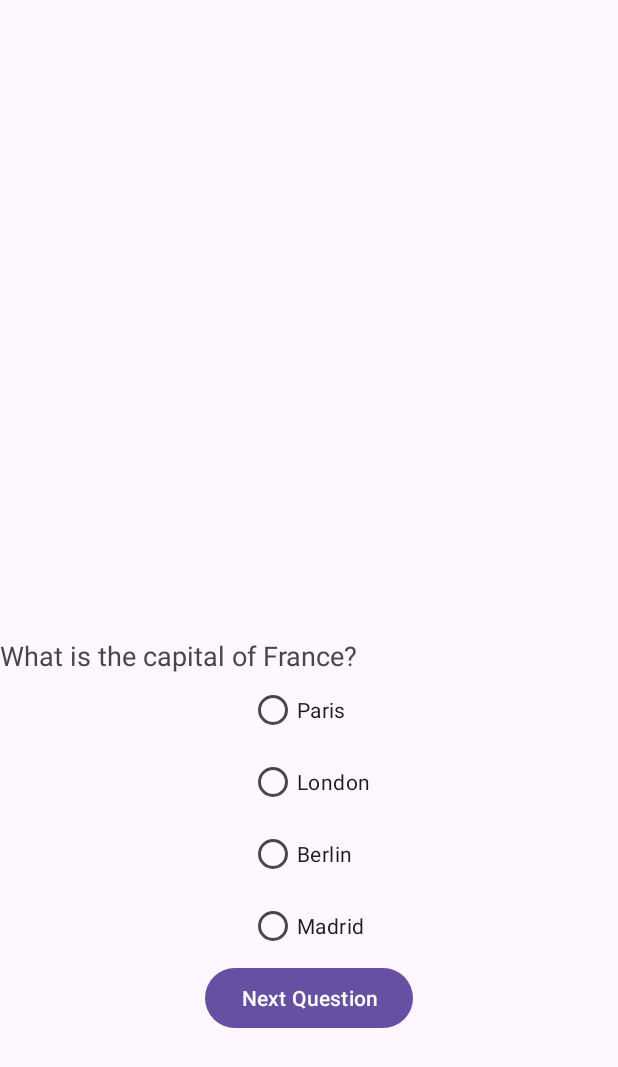
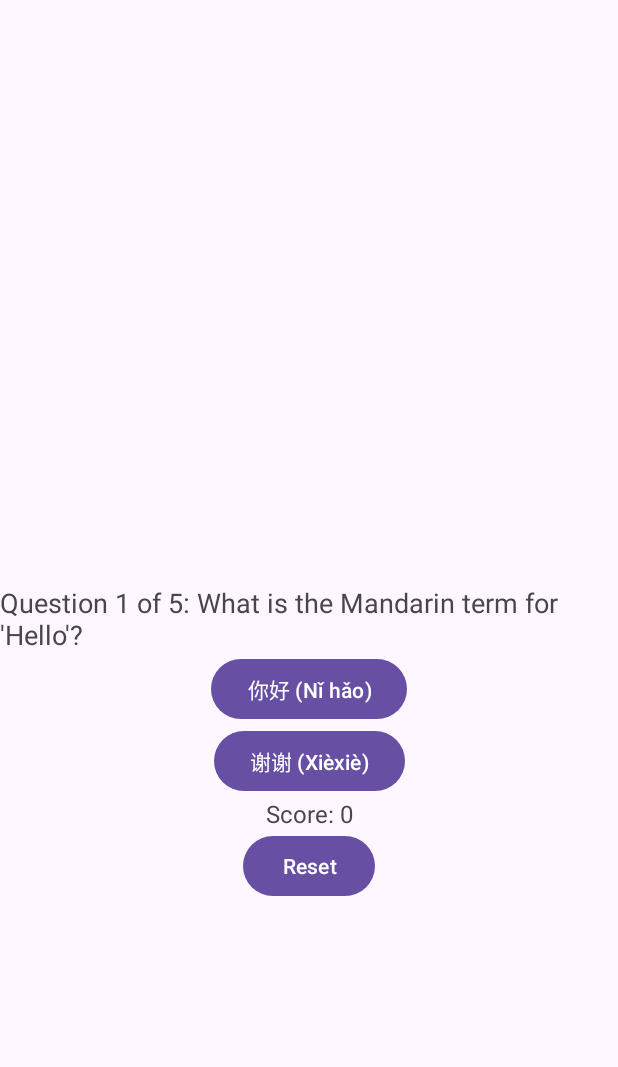
Before and after one commit to feutechdevnet/LanguageLearner, an Android app: the QuizMandarin screen opened directly, with no data from a screen before it, on a phone screen of 412 x 824 dp. Shown: the top 1067 px of the screen. Run offline under Robolectric (Android 15) with nearby library versions, the phone set to English and light mode, and no system bars.

Commit message:
quiz done

```diff
--- a/app/build.gradle.kts
+++ b/app/build.gradle.kts
@@ -1,6 +1,7 @@
 plugins {
     alias(libs.plugins.android.application)
     alias(libs.plugins.kotlin.android)
+    alias(libs.plugins.google.gms.google.services)
 }
 
 android {
@@ -42,6 +43,7 @@ dependencies {
     implementation(libs.material)
     implementation(libs.androidx.activity)
     implementation(libs.androidx.constraintlayout)
+    implementation(libs.firebase.database)
     testImplementation(libs.junit)
     androidTestImplementation(libs.androidx.junit)
     androidTestImplementation(libs.androidx.espresso.core)
--- a/app/src/main/java/com/example/languagelearner/QuizMandarin.kt
+++ b/app/src/main/java/com/example/languagelearner/QuizMandarin.kt
@@ -4,101 +4,105 @@ import android.os.Bundle
 import androidx.activity.enableEdgeToEdge
 import androidx.appcompat.app.AppCompatActivity
 import android.widget.Button
-import android.widget.RadioButton
-import android.widget.RadioGroup
-import android.widget.Toast
 import android.widget.TextView
-
+import android.view.View
 
 
 
 class QuizMandarin : AppCompatActivity() {
 
-    // Declare question list
+    private var score = 0
+    private var currentQuestionIndex = 0
     private val questions = listOf(
-        Question("What is the capital of France?", "Paris", "London", "Berlin", "Madrid", "Paris"),
-        Question("Which planet is known as the Red Planet?", "Earth", "Mars", "Jupiter", "Saturn", "Mars"),
-        Question("Who wrote 'Romeo and Juliet'?", "Shakespeare", "Dickens", "Hemingway", "Twain", "Shakespeare"),
-        Question("What is the largest ocean on Earth?", "Atlantic", "Pacific", "Indian", "Arctic", "Pacific"),
-        Question("Who painted the Mona Lisa?", "Van Gogh", "Da Vinci", "Picasso", "Rembrandt", "Da Vinci"),
-        Question("What is the tallest mountain in the world?", "K2", "Everest", "Kangchenjunga", "Makalu", "Everest"),
-        Question("What is the capital of Japan?", "Beijing", "Seoul", "Tokyo", "Bangkok", "Tokyo"),
-        Question("What is the smallest continent?", "Asia", "Africa", "Australia", "Antarctica", "Australia"),
-        Question("Which element has the chemical symbol O?", "Oxygen", "Hydrogen", "Carbon", "Nitrogen", "Oxygen"),
-        Question("Who developed the theory of relativity?", "Newton", "Einstein", "Bohr", "Curie", "Einstein")
+        Question("What is the Mandarin term for 'Hello'?", "你好 (Nǐ hǎo)", "谢谢 (Xièxiè)", "你好 (Nǐ hǎo)"),
+        Question("What is the Mandarin term for 'Thank you'?", "你好 (Nǐ hǎo)", "谢谢 (Xièxiè)", "谢谢 (Xièxiè)"),
+        Question("What is the Mandarin term for 'Good morning'?", "早上好 (Zǎoshang hǎo)", "再见 (Zàijiàn)", "早上好 (Zǎoshang hǎo)"),
+        Question("What is the Mandarin term for 'Goodbye'?", "早上好 (Zǎoshang hǎo)", "再见 (Zàijiàn)", "再见 (Zàijiàn)"),
+        Question("What is the Mandarin term for 'Yes'?", "是的 (Shì de)", "不是 (Bù shì)", "是的 (Shì de)")
     )
-    private var currentQuestionIndex = 0
-    private var score = 0
+
+    private lateinit var scoreTextView: TextView
+    private lateinit var questionTextView: TextView
+    private lateinit var answerButton1: Button
+    private lateinit var answerButton2: Button
+    private lateinit var resetButton: Button
 
     override fun onCreate(savedInstanceState: Bundle?) {
         super.onCreate(savedInstanceState)
         enableEdgeToEdge()
         setContentView(R.layout.activity_quiz_mandarin)
 
-            // Get references to views
-            val questionText = findViewById<TextView>(R.id.question_text)
-            val choicesGroup = findViewById<RadioGroup>(R.id.choices_group)
-            val submitButton = findViewById<Button>(R.id.submit_button)
+        // Initialize views
+        scoreTextView = findViewById(R.id.scoreTextView)
+        questionTextView = findViewById(R.id.questionTextView)
+        answerButton1 = findViewById(R.id.answerButton1)
+        answerButton2 = findViewById(R.id.answerButton2)
+        resetButton = findViewById(R.id.resetButton)
 
-            // Function to load the current question
-            fun loadQuestion() {
+        // Set up buttons' onClickListeners
+        answerButton1.setOnClickListener { checkAnswer(answerButton1.text.toString()) }
+        answerButton2.setOnClickListener { checkAnswer(answerButton2.text.toString()) }
+        resetButton.setOnClickListener { resetQuiz() }
+
+
+        // Initialize the quiz question
+        loadQuestion()
+    }
+
+    private fun loadQuestion() {
         val currentQuestion = questions[currentQuestionIndex]
-                questionText.text = currentQuestion.question
+        questionTextView.text = currentQuestion.question
+        answerButton1.text = currentQuestion.answer1
+        answerButton2.text = currentQuestion.answer2
+        questionTextView.text = "Question ${currentQuestionIndex + 1} of 5: ${currentQuestion.question}"
 
-                // Loop through choices and assign to RadioButtons
-                choicesGroup.children.forEachIndexed { index, view ->
-                    (view as RadioButton).text = when (index) {
-                        0 -> currentQuestion.choice1
-                        1 -> currentQuestion.choice2
-                        2 -> currentQuestion.choice3
-                        3 -> currentQuestion.choice4
-                        else -> ""
     }
+
+    private fun checkAnswer(selectedAnswer: String) {
+        val correctAnswer = questions[currentQuestionIndex].correctAnswer
+        if (selectedAnswer == correctAnswer) {
+            score++
         }
-            }
-            // Set up button click listener
-            submitButton.setOnClickListener {
-                val selectedRadioButtonId = choicesGroup.checkedRadioButtonId
-                if (selectedRadioButtonId == -1) {
-                    // No choice selected
-                    Toast.makeText(this, "Please select an answer", Toast.LENGTH_SHORT).show()
-                } else {
-                    val selectedRadioButton = findViewById<RadioButton>(selectedRadioButtonId)
-                    val selectedAnswer = selectedRadioButton.text.toString()
 
-                    // Check if the selected answer is correct
-                    if (selectedAnswer == questions[currentQuestionIndex].correctAnswer) {
-                        score++
-                        Toast.makeText(this, "Correct!", Toast.LENGTH_SHORT).show()
-                    } else {
-                        Toast.makeText(this, "Incorrect. The correct answer is ${questions[currentQuestionIndex].correctAnswer}.", Toast.LENGTH_SHORT).show()
-                    }
+        // Update score
+        updateScore()
 
         // Move to the next question
         currentQuestionIndex++
+
         if (currentQuestionIndex < questions.size) {
             loadQuestion()
         } else {
-                        // End of quiz
-                        Toast.makeText(this, "Quiz finished! Your score: $score/${questions.size}", Toast.LENGTH_LONG).show()
-                        currentQuestionIndex = 0
-                        score = 0
-                        loadQuestion() // Reload the first question again
-                    }
+            showQuizFinished()
         }
     }
 
-            // Load the first question
-            loadQuestion()
+    private fun updateScore() {
+        scoreTextView.text = "Score: $score"
     }
 
-        // Question data class to hold the question, choices, and the correct answer
-        data class Question(
-            val question: String,
-            val choice1: String,
-            val choice2: String,
-            val choice3: String,
-            val choice4: String,
-            val correctAnswer: String
-        )
+    private fun resetQuiz() {
+        score = 0
+        currentQuestionIndex = 0
+        updateScore()
+
+        // Make the answer buttons visible again
+        answerButton1.visibility = View.VISIBLE
+        answerButton2.visibility = View.VISIBLE
+
+        // Reset the question and button text
+        loadQuestion()
+
+        // Reset the reset button text to "Restart"
+        resetButton.text = "Restart Quiz"
     }
+
+    private fun showQuizFinished() {
+        questionTextView.text = "Quiz Finished!"
+        answerButton1.visibility = View.GONE
+        answerButton2.visibility = View.GONE
+        resetButton.text = "Restart Quiz"
+    }
+
+    data class Question(val question: String, val answer1: String, val answer2: String, val correctAnswer: String)
+}
--- a/app/src/main/res/layout/activity_quiz_mandarin.xml
+++ b/app/src/main/res/layout/activity_quiz_mandarin.xml
@@ -6,61 +6,51 @@
     android:layout_height="match_parent"
     tools:context=".MainActivity">
 
-    <!-- Quiz Question Text -->
     <TextView
-        android:id="@+id/question_text"
+        android:id="@+id/questionTextView"
         android:layout_width="0dp"
         android:layout_height="wrap_content"
-        android:text="What is the capital of France?"
+        android:text="What is 2 + 2?"
         android:textSize="18sp"
-        android:layout_marginTop="50dp"
         app:layout_constraintBottom_toBottomOf="parent"
         app:layout_constraintEnd_toEndOf="parent"
         app:layout_constraintStart_toStartOf="parent"
         app:layout_constraintTop_toTopOf="parent" />
 
-    <!-- Radio Buttons for Choices -->
-    <RadioGroup
-        android:id="@+id/choices_group"
+    <Button
+        android:id="@+id/answerButton1"
         android:layout_width="wrap_content"
         android:layout_height="wrap_content"
-        android:orientation="vertical"
-        app:layout_constraintTop_toBottomOf="@+id/question_text"
+        android:text="4"
+        app:layout_constraintTop_toBottomOf="@id/questionTextView"
         app:layout_constraintStart_toStartOf="parent"
-        app:layout_constraintEnd_toEndOf="parent">
+        app:layout_constraintEnd_toEndOf="parent" />
 
-        <RadioButton
-            android:id="@+id/choice_a"
-            android:layout_width="wrap_content"
-            android:layout_height="wrap_content"
-            android:text="Paris" />
-
-        <RadioButton
-            android:id="@+id/choice_b"
-            android:layout_width="wrap_content"
-            android:layout_height="wrap_content"
-            android:text="London" />
-
-        <RadioButton
-            android:id="@+id/choice_c"
-            android:layout_width="wrap_content"
-            android:layout_height="wrap_content"
-            android:text="Berlin" />
-
-        <RadioButton
-            android:id="@+id/choice_d"
-            android:layout_width="wrap_content"
-            android:layout_height="wrap_content"
-            android:text="Madrid" />
-    </RadioGroup>
-
-    <!-- Submit Button -->
     <Button
-        android:id="@+id/submit_button"
+        android:id="@+id/answerButton2"
         android:layout_width="wrap_content"
         android:layout_height="wrap_content"
-        android:text="Next Question"
-        app:layout_constraintTop_toBottomOf="@+id/choices_group"
+        android:text="5"
+        app:layout_constraintTop_toBottomOf="@id/answerButton1"
+        app:layout_constraintStart_toStartOf="parent"
+        app:layout_constraintEnd_toEndOf="parent" />
+
+    <TextView
+        android:id="@+id/scoreTextView"
+        android:layout_width="wrap_content"
+        android:layout_height="wrap_content"
+        android:text="Score: 0"
+        android:textSize="16sp"
+        app:layout_constraintTop_toBottomOf="@id/answerButton2"
+        app:layout_constraintStart_toStartOf="parent"
+        app:layout_constraintEnd_toEndOf="parent" />
+
+    <Button
+        android:id="@+id/resetButton"
+        android:layout_width="wrap_content"
+        android:layout_height="wrap_content"
+        android:text="Reset"
+        app:layout_constraintTop_toBottomOf="@id/scoreTextView"
         app:layout_constraintStart_toStartOf="parent"
         app:layout_constraintEnd_toEndOf="parent" />
 
--- a/build.gradle.kts
+++ b/build.gradle.kts
@@ -2,4 +2,5 @@
 plugins {
     alias(libs.plugins.android.application) apply false
     alias(libs.plugins.kotlin.android) apply false
+    alias(libs.plugins.google.gms.google.services) apply false
 }
--- a/gradle/libs.versions.toml
+++ b/gradle/libs.versions.toml
@@ -9,6 +9,8 @@ appcompat = "1.7.0"
 material = "1.12.0"
 activity = "1.10.1"
 constraintlayout = "2.2.1"
+googleGmsGoogleServices = "4.4.2"
+firebaseDatabase = "21.0.0"
 
 [libraries]
 androidx-core-ktx = { group = "androidx.core", name = "core-ktx", version.ref = "coreKtx" }
@@ -19,7 +21,9 @@ androidx-appcompat = { group = "androidx.appcompat", name = "appcompat", version
 material = { group = "com.google.android.material", name = "material", version.ref = "material" }
 androidx-activity = { group = "androidx.activity", name = "activity", version.ref = "activity" }
 androidx-constraintlayout = { group = "androidx.constraintlayout", name = "constraintlayout", version.ref = "constraintlayout" }
+firebase-database = { group = "com.google.firebase", name = "firebase-database", version.ref = "firebaseDatabase" }
 
 [plugins]
 android-application = { id = "com.android.application", version.ref = "agp" }
 kotlin-android = { id = "org.jetbrains.kotlin.android", version.ref = "kotlin" }
+google-gms-google-services = { id = "com.google.gms.google-services", version.ref = "googleGmsGoogleServices" }
```
Also changed, not shown: app/src/main/java/com/example/languagelearner/QuizHindi.kt (+96 -7 lines), app/src/main/java/com/example/languagelearner/QuizSpanish.kt (+93 -6 lines), app/src/main/java/com/example/languagelearner/Quizzes.kt (+15 -6 lines), app/src/main/res/layout/activity_quiz_hindi.xml (+49 -2 lines), app/src/main/res/layout/activity_quiz_spanish.xml (+49 -2 lines), app/src/main/res/layout/activity_quizzes.xml (+23 -18 lines). Lines whose indentation alone changed are shown as unchanged.
